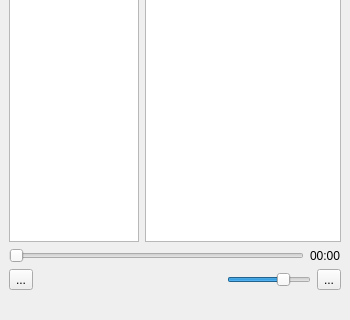
Qt form form.ui (wzykubek/openfm-qt) before a commit; both pictures show x 0 to 350 and y 180 to 500 of the 350 by 500 pixel window.
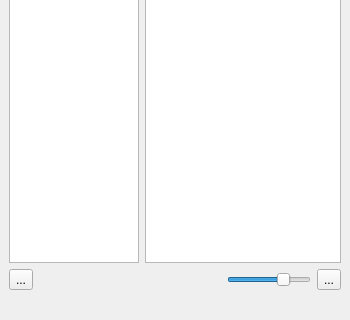
The same form after that commit. Icons and pictures are not drawn.

Commit message: Remove unnecessary widgets

Diff of the .ui file:
```diff
--- a/form.ui
+++ b/form.ui
@@ -65,24 +65,6 @@
        </item>
       </layout>
      </item>
-     <item>
-      <layout class="QHBoxLayout" name="horizontalLayout_3">
-       <item>
-        <widget class="QSlider" name="horizontalSlider">
-         <property name="orientation">
-          <enum>Qt::Horizontal</enum>
-         </property>
-        </widget>
-       </item>
-       <item alignment="Qt::AlignRight">
-        <widget class="QLabel" name="label">
-         <property name="text">
-          <string>00:00</string>
-         </property>
-        </widget>
-       </item>
-      </layout>
-     </item>
      <item>
       <layout class="QHBoxLayout" name="horizontalLayout_2">
        <item>
```
The commit also changes 1 other file.
